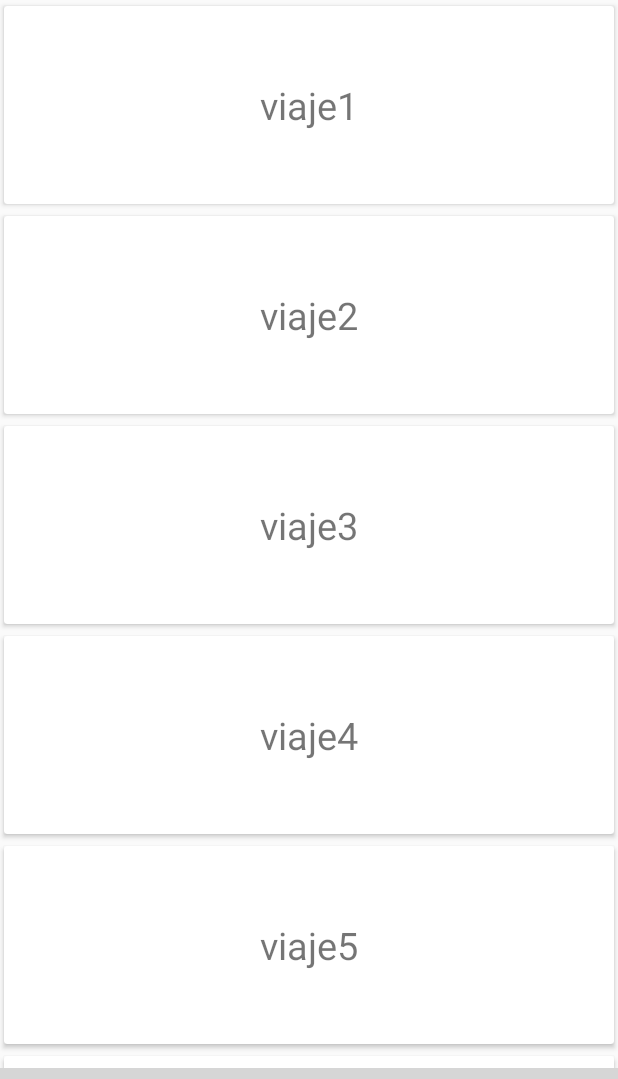
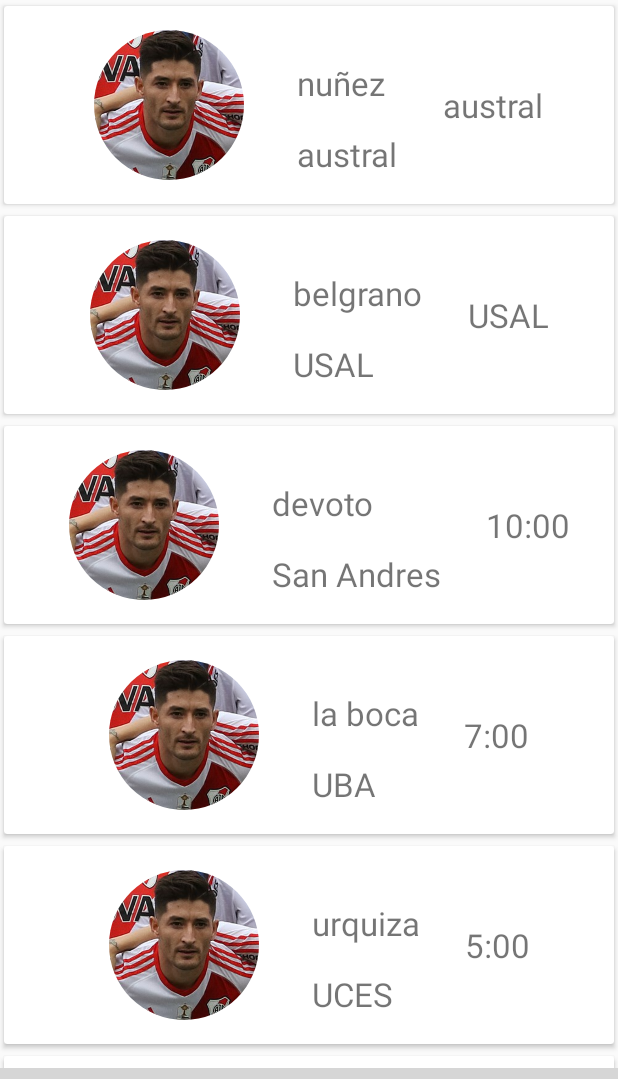
Before and after one commit to Gonza26595/CarPooling, an Android app: the fragment FragmentMisViajes placed in its activity, on a phone screen of 412 x 824 dp, the part 84-1163 px from its top. Run offline under Robolectric (Android 15) with nearby library versions, the phone set to English and light mode, and no system bars; our stand-ins replace CircleImageView; libraries missing offline, so code that uses them is left out: com.aurelhubert.ahbottomnavigation; plain views replace AHBottomNavigation; 20 statements that could not run were skipped; grey boxes are pictures that could not be loaded.

Commit message:
seguimos trabajando

```diff
--- a/app/build.gradle
+++ b/app/build.gradle
@@ -30,4 +30,5 @@ dependencies {
     compile 'com.aurelhubert:ahbottomnavigation:2.1.0'
     compile 'com.android.support:cardview-v7:26.1.0'
     compile 'com.android.support:recyclerview-v7:26.1.0'
+    compile 'de.hdodenhof:circleimageview:2.2.0'
 }
--- a/app/src/main/java/com/example/gonzascarramberg/carpooling/DAO/DAOUniversidad.java
+++ b/app/src/main/java/com/example/gonzascarramberg/carpooling/DAO/DAOUniversidad.java
@@ -1,8 +1,40 @@
 package com.example.gonzascarramberg.carpooling.DAO;
+
+import com.example.gonzascarramberg.carpooling.Model.Universidad;
+
+import java.util.ArrayList;
+import java.util.List;
 
 /**
  * Created by Gonza Scarramberg on 2/14/2018.
  */
 
 public class DAOUniversidad {
+
+
+    public List<Universidad> traerListaUniversidades(){
+
+        Universidad universidadDelSalvador= new Universidad();
+        Universidad universidadAustral= new Universidad();
+        Universidad universidad3= new Universidad();
+        Universidad universidad4= new Universidad();
+        Universidad universidad5= new Universidad();
+        Universidad universidad6= new Universidad();
+        Universidad universidad7= new Universidad();
+
+        List<Universidad> listaUniversidades= new ArrayList<>();
+        listaUniversidades.add(universidadDelSalvador);
+        listaUniversidades.add(universidadAustral);
+        listaUniversidades.add(universidad3);
+        listaUniversidades.add(universidad4);
+        listaUniversidades.add(universidad5);
+        listaUniversidades.add(universidad6);
+        listaUniversidades.add(universidad7);
+
+         return listaUniversidades;
+
+    }
+
+
+
 }
--- a/app/src/main/java/com/example/gonzascarramberg/carpooling/DAO/DAOViaje.java
+++ b/app/src/main/java/com/example/gonzascarramberg/carpooling/DAO/DAOViaje.java
@@ -1,5 +1,6 @@
 package com.example.gonzascarramberg.carpooling.DAO;
 
+import com.example.gonzascarramberg.carpooling.Model.Universidad;
 import com.example.gonzascarramberg.carpooling.Model.Viaje;
 
 import java.util.ArrayList;
@@ -13,16 +14,25 @@ public class DAOViaje {
 
     public List<Viaje> traerListaViajesPorUniversidad(){
 
-        Viaje viaje1= new Viaje("viaje1");
-        Viaje viaje2= new Viaje("viaje2");
-        Viaje viaje3= new Viaje("viaje3");
-        Viaje viaje4= new Viaje("viaje4");
-        Viaje viaje5= new Viaje("viaje5");
-        Viaje viaje6= new Viaje("viaje6");
-        Viaje viaje7= new Viaje("viaje7");
-        Viaje viaje8= new Viaje("viaje8");
+        Viaje viaje1= new Viaje(null,null,50.0,new Universidad(),"nuñez","austral");
+        Viaje viaje2= new Viaje(null,null,50.0,new Universidad(),"belgrano","USAL");
+        Viaje viaje3= new Viaje(null,null,50.0,new Universidad(),"devoto","10:00");
+        Viaje viaje4= new Viaje(null,null,50.0,new Universidad(),"la boca","7:00");
+        Viaje viaje5= new Viaje(null,null,50.0,new Universidad(),"urquiza","5:00");
+        Viaje viaje6= new Viaje(null,null,50.0,new Universidad(),"paternal","10:00");
+        Viaje viaje7= new Viaje(null,null,50.0,new Universidad(),"nuñez","8:00");
+        Viaje viaje8= new Viaje(null,null,50.0,new Universidad(),"liniers","7:00");
 
         List<Viaje> listaViajesPorUniversidad= new ArrayList<>();
+
+        viaje1.getDestino().setNombre("austral");
+        viaje2.getDestino().setNombre("USAL");
+        viaje3.getDestino().setNombre("San Andres");
+        viaje4.getDestino().setNombre("UBA");
+        viaje5.getDestino().setNombre("UCES");
+        viaje6.getDestino().setNombre("USAL");
+        viaje7.getDestino().setNombre("Di Tella");
+        viaje8.getDestino().setNombre("San Andres");
 
         listaViajesPorUniversidad.add(viaje1);
         listaViajesPorUniversidad.add(viaje2);
--- a/app/src/main/java/com/example/gonzascarramberg/carpooling/Model/Viaje.java
+++ b/app/src/main/java/com/example/gonzascarramberg/carpooling/Model/Viaje.java
@@ -15,8 +15,13 @@ public class Viaje {
     private String origen;
     private String hora;
 
-    public Viaje(String origen) {
+    public Viaje(Conductor conductor, List<Pasajero> listaPasajeros, Double tramo, Universidad destino, String origen, String hora) {
+        this.conductor = conductor;
+        this.listaPasajeros = listaPasajeros;
+        this.tramo = tramo;
+        this.destino = destino;
         this.origen = origen;
+        this.hora = hora;
     }
 
     //GETTERS
--- a/app/src/main/java/com/example/gonzascarramberg/carpooling/View/Adapter/AdapterViajes.java
+++ b/app/src/main/java/com/example/gonzascarramberg/carpooling/View/Adapter/AdapterViajes.java
@@ -52,15 +52,24 @@ public class AdapterViajes extends RecyclerView.Adapter {
 
     public class Holder extends RecyclerView.ViewHolder {
 
-        private TextView viajes;
+        private TextView origen;
+        private TextView destino;
+        private TextView horario;
 
         public Holder(View itemView) {
             super(itemView);
-            viajes = (TextView) itemView.findViewById(R.id.textViewViajes);
+            origen = (TextView) itemView.findViewById(R.id.textView_origen);
+            destino = (TextView) itemView.findViewById(R.id.textViewDestino);
+            horario = (TextView) itemView.findViewById(R.id.textView_Horario);
+
         }
 
         public void cargarDatos(Viaje viaje) {
-            viajes.setText(viaje.getOrigen().toString());
+
+
+            origen.setText(viaje.getOrigen().toString());
+            destino.setText(viaje.getDestino().getNombre());
+            horario.setText(viaje.getHora());
         }
 
 
--- a/app/src/main/res/layout/estetica_adapter_viajes.xml
+++ b/app/src/main/res/layout/estetica_adapter_viajes.xml
@@ -8,14 +8,62 @@
     app:cardUseCompatPadding="true">
 
 
-    <TextView
-        android:layout_width="match_parent"
-        android:layout_height="match_parent"
-        android:textSize="25sp"
-        android:text="viaje 1"
-        android:gravity="center"
-        android:id="@+id/textViewViajes"
+    <LinearLayout
+        android:layout_width="wrap_content"
+        android:layout_height="wrap_content"
+        android:orientation="horizontal"
+        android:layout_gravity="center"
+        >
+
+    <de.hdodenhof.circleimageview.CircleImageView
+
+        android:layout_marginLeft="14dp"
+        android:layout_width="100dp"
+        android:layout_height="100dp"
+        android:id="@+id/imagenCarpoolero"
+        android:src="@drawable/milton_casco"
         />
 
+        <LinearLayout
+            android:layout_width="wrap_content"
+            android:layout_height="wrap_content"
+            android:orientation="vertical"
+            android:layout_gravity="center"
+
+            >
+
+            <TextView
+                android:layout_width="wrap_content"
+                android:layout_height="wrap_content"
+                android:text="origen:nuñez"
+                android:id="@+id/textView_origen"
+                android:textSize="22sp"
+                android:layout_marginLeft="35dp"
+                android:layout_marginTop="18dp"
+                />
+
+            <TextView
+                android:layout_width="wrap_content"
+                android:layout_height="wrap_content"
+                android:text="destino:USAL"
+                android:id="@+id/textViewDestino"
+                android:layout_marginLeft="35dp"
+                android:layout_marginTop="18dp"
+                android:textSize="22sp"
+                />
+
+        </LinearLayout>
+
+        <TextView
+            android:layout_width="wrap_content"
+            android:layout_height="wrap_content"
+            android:text="7:00"
+            android:id="@+id/textView_Horario"
+            android:layout_marginLeft="30dp"
+            android:layout_gravity="center"
+            android:textSize="22sp"
+            />
+
+    </LinearLayout>
 
 </android.support.v7.widget.CardView>
--- a/gradle.properties
+++ b/gradle.properties
@@ -1,17 +1,20 @@
-# Project-wide Gradle settings.
-
-# IDE (e.g. Android Studio) users:
-# Gradle settings configured through the IDE *will override*
-# any settings specified in this file.
-
+## Project-wide Gradle settings.
+#
 # For more details on how to configure your build environment visit
 # http://www.gradle.org/docs/current/userguide/build_environment.html
-
+#
 # Specifies the JVM arguments used for the daemon process.
 # The setting is particularly useful for tweaking memory settings.
-org.gradle.jvmargs=-Xmx1536m
-
+# Default value: -Xmx1024m -XX:MaxPermSize=256m
+# org.gradle.jvmargs=-Xmx2048m -XX:MaxPermSize=512m -XX:+HeapDumpOnOutOfMemoryError -Dfile.encoding=UTF-8
+#
 # When configured, Gradle will run in incubating parallel mode.
 # This option should only be used with decoupled projects. More details, visit
 # http://www.gradle.org/docs/current/userguide/multi_project_builds.html#sec:decoupled_projects
 # org.gradle.parallel=true
+#Thu Feb 15 10:04:31 ART 2018
+systemProp.https.proxyPort=80
+systemProp.http.proxyHost=10.90.1.4
+org.gradle.jvmargs=-Xmx1536m
+systemProp.https.proxyHost=10.90.1.4
+systemProp.http.proxyPort=80
```
Also changed, not shown: app/src/main/res/drawable/milton_casco.jpg (added).
